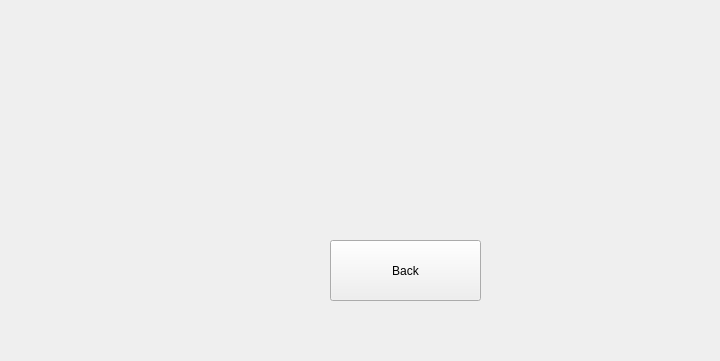
Old version of the form source/ui/window_contactList.ui in the repository kiyuniii/Messenger; both pictures show x 0 to 720 and y 0 to 361 of the 720 by 1170 pixel window.
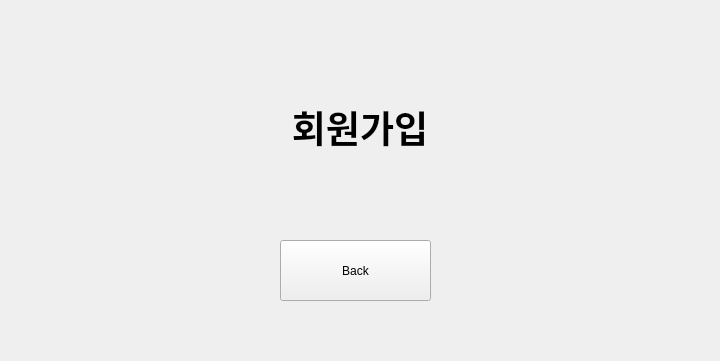
New version of the form.

Patch:
```diff
--- a/source/ui/window_contactList.ui
+++ b/source/ui/window_contactList.ui
@@ -17,7 +17,7 @@
    <widget class="QPushButton" name="button_Close">
     <property name="geometry">
      <rect>
-      <x>330</x>
+      <x>280</x>
       <y>240</y>
       <width>151</width>
       <height>61</height>
@@ -27,6 +27,19 @@
      <string>Back</string>
     </property>
    </widget>
+   <widget class="QLabel" name="label_title">
+    <property name="geometry">
+     <rect>
+      <x>110</x>
+      <y>100</y>
+      <width>500</width>
+      <height>50</height>
+     </rect>
+    </property>
+    <property name="text">
+     <string>&lt;html&gt;&lt;head/&gt;&lt;body&gt;&lt;p align=&quot;center&quot;&gt;&lt;span style=&quot; font-size:28pt; font-weight:700;&quot;&gt;회원가입&lt;/span&gt;&lt;/p&gt;&lt;/body&gt;&lt;/html&gt;</string>
+    </property>
+   </widget>
   </widget>
   <widget class="QMenuBar" name="menubar">
    <property name="geometry">
```
